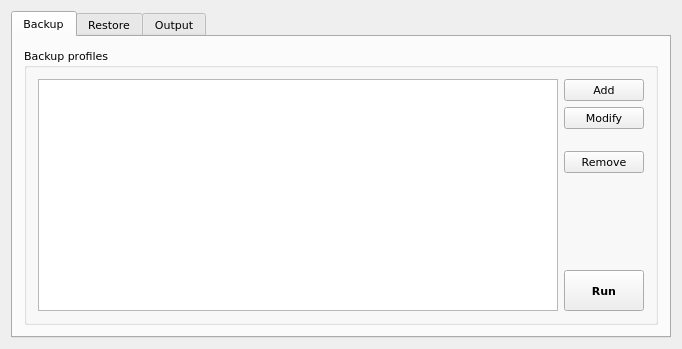
Qt form tar-backup/tar_backup.ui (marazmista/tar-backup) before a commit.
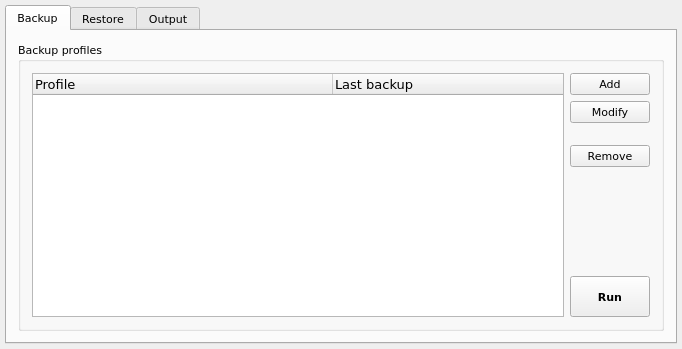
The same form after that commit. Icons and pictures are not drawn.

Commit message: modified backup profiles list

Patch:
```diff
--- a/tar-backup/tar_backup.ui
+++ b/tar-backup/tar_backup.ui
@@ -19,6 +19,18 @@
   </property>
   <widget class="QWidget" name="centralWidget">
    <layout class="QGridLayout" name="gridLayout">
+    <property name="leftMargin">
+     <number>5</number>
+    </property>
+    <property name="topMargin">
+     <number>5</number>
+    </property>
+    <property name="rightMargin">
+     <number>5</number>
+    </property>
+    <property name="bottomMargin">
+     <number>5</number>
+    </property>
     <item row="0" column="0">
      <widget class="QTabWidget" name="tabWidget">
       <property name="font">
@@ -153,7 +165,7 @@
             </widget>
            </item>
            <item row="0" column="0" rowspan="6">
-            <widget class="QListWidget" name="list_backupProfiles">
+            <widget class="QTreeWidget" name="list_backupProfiles">
              <property name="font">
               <font>
                <pointsize>10</pointsize>
@@ -162,9 +174,28 @@
              <property name="alternatingRowColors">
               <bool>true</bool>
              </property>
-             <property name="selectionRectVisible">
-              <bool>true</bool>
+             <property name="indentation">
+              <number>2</number>
              </property>
+             <property name="itemsExpandable">
+              <bool>false</bool>
+             </property>
+             <attribute name="headerDefaultSectionSize">
+              <number>300</number>
+             </attribute>
+             <attribute name="headerMinimumSectionSize">
+              <number>100</number>
+             </attribute>
+             <column>
+              <property name="text">
+               <string>Profile</string>
+              </property>
+             </column>
+             <column>
+              <property name="text">
+               <string>Last backup</string>
+              </property>
+             </column>
             </widget>
            </item>
           </layout>
```
Left out of the diff: 3 changed lines with no effect on the pictures. The commit also changes 3 other files.
